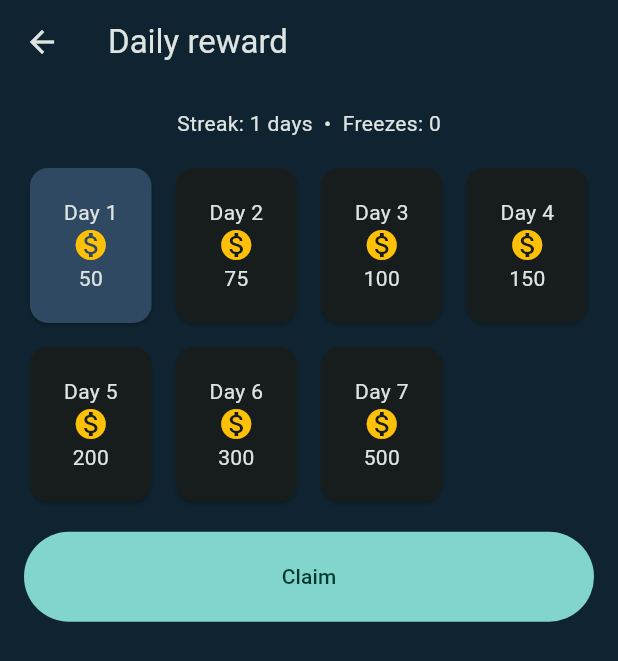
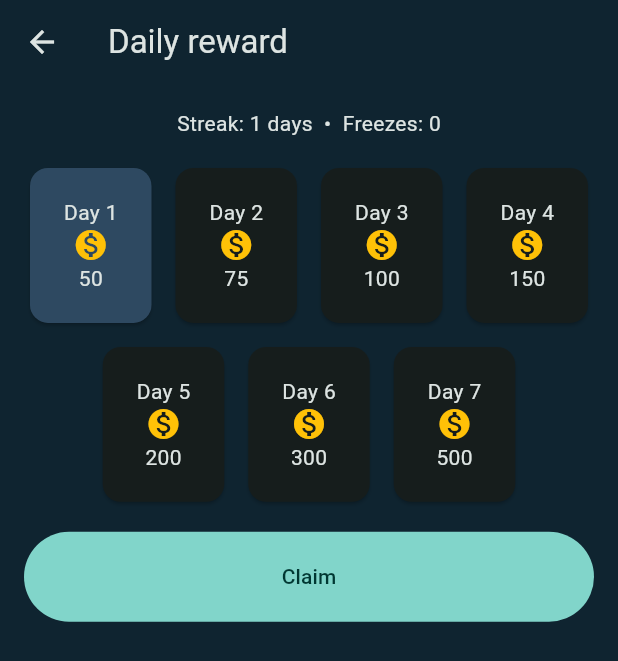
Before and after one commit to ya-spark/game-factory, a Flutter app: the DailyRewardScreen screen opened directly, on a phone screen of 412 x 824 dp. Shown: the top 661 px of the screen. Run offline on Flutter 3.47's test engine with Material 3 defaults, Android fonts, the phone set to English and light mode, and no system bars; our stand-ins replace flutter_local_notifications, flutter_timezone, google_mobile_ads, in_app_purchase, shared_preferences, timezone and 1 more; missing offline and left inert: flame; accounts and stored records are empty.

Commit message:
Daily reward: use Wrap so every day card is built (no cacheExtent API)
Co-Authored-By: Claude Sonnet 5.5 <noreply@anthropic.com>
Claude-Session: https://claude.ai/code/session_014hcsgEEyown5Sefeyx7cXK

```diff
--- a/template/flutter-game-template/lib/ui/daily_reward_screen.dart
+++ b/template/flutter-game-template/lib/ui/daily_reward_screen.dart
@@ -6,6 +6,9 @@ import 'test_ids.dart';
 
 class DailyRewardScreen extends StatelessWidget {
   const DailyRewardScreen({super.key});
+
+  static double _cardWidth(BuildContext context) =>
+      ((MediaQuery.sizeOf(context).width - 32 - 24) / 4).clamp(60.0, 110.0);
 
   @override
   Widget build(BuildContext context) {
@@ -34,17 +37,16 @@ class DailyRewardScreen extends StatelessWidget {
                       key: TestIds.dailyStreak,
                     ),
                   const SizedBox(height: 16),
-                  GridView.count(
-                    shrinkWrap: true,
-                    physics: const NeverScrollableScrollPhysics(),
-                    scrollCacheExtent: const ScrollCacheExtent.pixels(2000),
-                    crossAxisCount: 4,
-                    childAspectRatio: 0.8,
-                    mainAxisSpacing: 8,
-                    crossAxisSpacing: 8,
+                  Wrap(
+                    spacing: 8,
+                    runSpacing: 8,
+                    alignment: WrapAlignment.center,
                     children: [
                       for (var i = 0; i < DailyRewardEngine.cycleLength; i++)
-                        Card(
+                        SizedBox(
+                          width: _cardWidth(context),
+                          height: _cardWidth(context) / 0.8,
+                          child: Card(
                             key: TestIds.dailyDay(i),
                             color: i < claimedThrough
                                 ? Theme.of(context).colorScheme.primaryContainer
@@ -65,6 +67,7 @@ class DailyRewardScreen extends StatelessWidget {
                                 if (i < claimedThrough)
                                   const Icon(Icons.check, size: 16),
                               ],
+                            ),
                           ),
                         ),
                     ],
```
Lines whose indentation alone changed are shown as unchanged.
